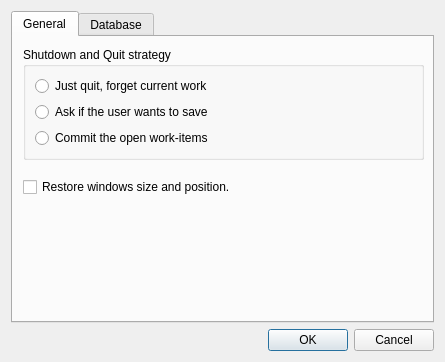
Before: the Qt Designer form ui/settingsdialog.ui in jgaa/whid, drawn with Qt 5.
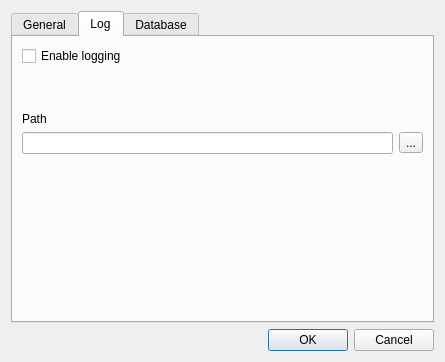
After: the same form once the commit is applied.

Commit message: Added settings dialog tab for log.

The edit to the form file:
```diff
--- a/ui/settingsdialog.ui
+++ b/ui/settingsdialog.ui
@@ -23,7 +23,7 @@
       <enum>QTabWidget::Rounded</enum>
      </property>
      <property name="currentIndex">
-      <number>0</number>
+      <number>1</number>
      </property>
      <property name="tabsClosable">
       <bool>false</bool>
@@ -103,6 +103,74 @@
        </property>
       </widget>
      </widget>
+     <widget class="QWidget" name="logPage">
+      <attribute name="title">
+       <string>Log</string>
+      </attribute>
+      <layout class="QVBoxLayout" name="verticalLayout_2">
+       <item>
+        <widget class="QCheckBox" name="enableLoggingCheck">
+         <property name="text">
+          <string>Enable logging</string>
+         </property>
+        </widget>
+       </item>
+       <item>
+        <spacer name="verticalSpacer_4">
+         <property name="orientation">
+          <enum>Qt::Vertical</enum>
+         </property>
+         <property name="sizeHint" stdset="0">
+          <size>
+           <width>20</width>
+           <height>22</height>
+          </size>
+         </property>
+        </spacer>
+       </item>
+       <item>
+        <widget class="QLabel" name="label_3">
+         <property name="text">
+          <string>Path</string>
+         </property>
+        </widget>
+       </item>
+       <item>
+        <layout class="QHBoxLayout" name="horizontalLayout_2">
+         <item>
+          <widget class="QLineEdit" name="logPathEdit">
+           <property name="sizePolicy">
+            <sizepolicy hsizetype="Expanding" vsizetype="Fixed">
+             <horstretch>1</horstretch>
+             <verstretch>0</verstretch>
+            </sizepolicy>
+           </property>
+          </widget>
+         </item>
+         <item>
+          <widget class="QToolButton" name="selectLogPathTool">
+           <property name="text">
+            <string>...</string>
+           </property>
+          </widget>
+         </item>
+        </layout>
+       </item>
+       <item>
+        <spacer name="verticalSpacer_3">
+         <property name="orientation">
+          <enum>Qt::Vertical</enum>
+         </property>
+         <property name="sizeHint" stdset="0">
+          <size>
+           <width>20</width>
+           <height>158</height>
+          </size>
+         </property>
+        </spacer>
+       </item>
+      </layout>
+     </widget>
      <widget class="QWidget" name="databasePage">
       <attribute name="title">
        <string>Database</string>
```
Left out of the diff: 24 changed lines with no effect on the pictures. The commit also changes 4 other files.
